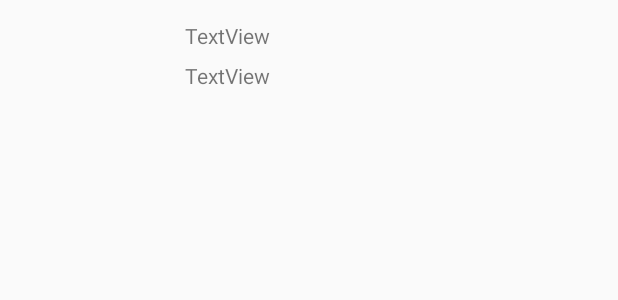
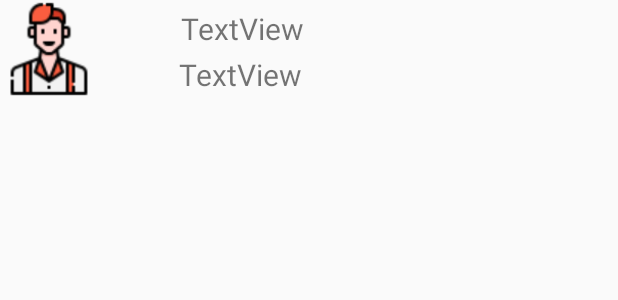
Before and after one commit to MMA17/PLINK-Application, an Android app: the layout add_class_member_item.xml on its own in the app's theme, with its tools: preview values and no code run, on a phone screen of 412 x 824 dp. Shown: the top 300 px of the screen. Run offline under Robolectric (Android 15) with nearby library versions, the phone set to English and light mode, and no system bars.

Commit message:
fix font, visual AddClassMemberActivity, ClassMemberListActivity

```diff
--- a/app/src/main/res/layout/add_class_member_item.xml
+++ b/app/src/main/res/layout/add_class_member_item.xml
@@ -10,7 +10,9 @@
         android:layout_width="65dp"
         android:layout_height="65dp"
         android:layout_alignParentStart="true"
-        android:layout_alignParentTop="true" />
+        android:backgroundTint="#FFFFFF"
+        android:layout_alignParentTop="true"
+        android:src="@drawable/avatar2"/>
 
 
     <TextView
@@ -19,20 +21,22 @@
         android:layout_height="wrap_content"
         android:layout_alignParentTop="true"
         android:layout_centerVertical="true"
-        android:layout_marginStart="58dp"
-        android:layout_marginTop="14dp"
+        android:layout_marginStart="55dp"
+        android:layout_marginTop="5dp"
         android:layout_toEndOf="@+id/ivthumbnail"
-        android:text="TextView" />
+        android:text="TextView"
+        android:textSize="20dp" />
 
     <TextView
         android:id="@+id/tvPhone"
         android:layout_width="wrap_content"
         android:layout_height="wrap_content"
         android:layout_below="@id/tvName"
-        android:layout_marginStart="58dp"
-        android:layout_marginTop="7dp"
+        android:layout_marginStart="54dp"
+        android:layout_marginTop="3dp"
         android:layout_toEndOf="@+id/ivthumbnail"
-        android:text="TextView" />
+        android:text="TextView"
+        android:textSize="20dp" />
 
 
 </RelativeLayout>
--- a/app/src/main/res/layout/class_member_list_row.xml
+++ b/app/src/main/res/layout/class_member_list_row.xml
@@ -12,7 +12,8 @@
         android:layout_height="65dp"
         android:layout_alignParentStart="true"
         android:layout_alignParentTop="true"
-        tools:srcCompat="@tools:sample/avatars" />
+        android:backgroundTint="#FFFFFF"
+        android:src="@drawable/avatar2" />
 
     <TextView
         android:id="@+id/list_item_textView"
@@ -22,6 +23,7 @@
         android:layout_centerInParent="true"
         android:layout_marginStart="100dp"
         android:layout_marginTop="24dp"
+        android:textSize="20dp"
         android:layout_toEndOf="@+id/list_item_thumbnail"
         android:text="TextView" />
 
@@ -34,6 +36,7 @@
         android:layout_marginStart="328dp"
         android:layout_marginBottom="10dp"
         android:layout_toEndOf="@+id/list_item_textView"
+        android:backgroundTint="#FFFFFF"
         android:src="@drawable/ic_baseline_highlight_off_24"
         android:text="Xoá" />
 
```
